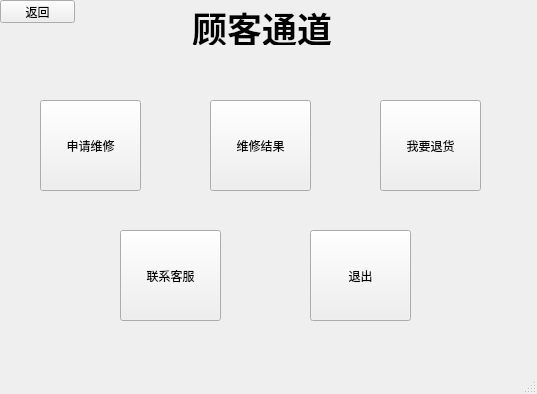
Above: mainwindow2.ui from code-aifarmer/Home-appliance-information-management-system- before the change. Below: the same form after it.
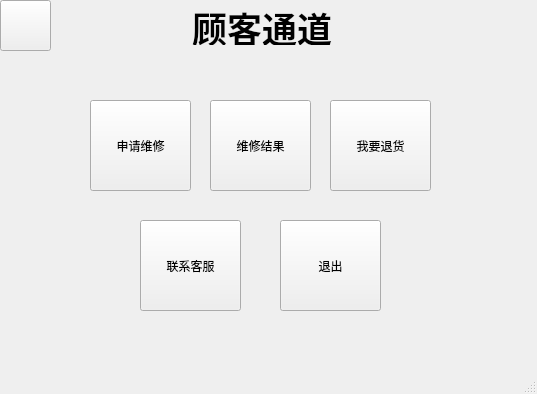
That is the form after the change. Icons and pictures are not drawn.

```diff
--- a/mainwindow2.ui
+++ b/mainwindow2.ui
@@ -53,8 +53,8 @@
    <widget class="QPushButton" name="pushButton_5">
     <property name="geometry">
      <rect>
-      <x>120</x>
-      <y>230</y>
+      <x>140</x>
+      <y>220</y>
       <width>101</width>
       <height>91</height>
      </rect>
@@ -66,8 +66,8 @@
    <widget class="QPushButton" name="pushButton">
     <property name="geometry">
      <rect>
-      <x>310</x>
-      <y>230</y>
+      <x>280</x>
+      <y>220</y>
       <width>101</width>
       <height>91</height>
      </rect>
@@ -79,7 +79,7 @@
    <widget class="QPushButton" name="pushButton_2">
     <property name="geometry">
      <rect>
-      <x>380</x>
+      <x>330</x>
       <y>100</y>
       <width>101</width>
       <height>91</height>
@@ -92,7 +92,7 @@
    <widget class="QPushButton" name="pushButton_3">
     <property name="geometry">
      <rect>
-      <x>40</x>
+      <x>90</x>
       <y>100</y>
       <width>101</width>
       <height>91</height>
@@ -107,12 +107,17 @@
      <rect>
       <x>0</x>
       <y>0</y>
-      <width>75</width>
-      <height>23</height>
+      <width>51</width>
+      <height>51</height>
      </rect>
     </property>
+    <property name="styleSheet">
+     <string notr="true">QPushButton{
+border-image: url(:/Desktop/10.png);
+}</string>
+    </property>
     <property name="text">
-     <string>返回</string>
+     <string/>
     </property>
    </widget>
   </widget>
```
